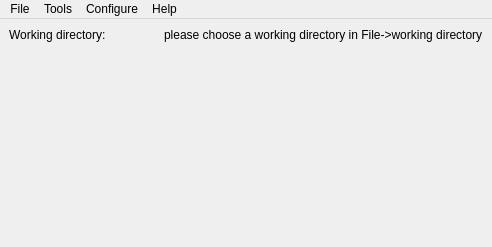
Qt form TildaHost/source/Interface/MainUi/Ui_Main.ui (lasersphere/Tilda) before a commit.
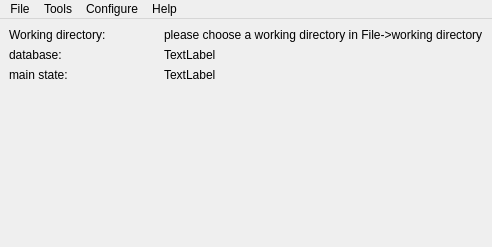
The same form after that commit. Icons and pictures are not drawn.

Commit message: dependencies on main() in GUis changed to Cfg._main_instance in order to have a global variable for that

```diff
--- a/TildaHost/source/Interface/MainUi/Ui_Main.ui
+++ b/TildaHost/source/Interface/MainUi/Ui_Main.ui
@@ -19,6 +19,13 @@
   </property>
   <widget class="QWidget" name="centralwidget">
    <layout class="QGridLayout" name="gridLayout">
+    <item row="2" column="0">
+     <widget class="QLabel" name="label">
+      <property name="text">
+       <string>main state:</string>
+      </property>
+     </widget>
+    </item>
     <item row="0" column="0">
      <widget class="QLabel" name="label_workdir">
       <property name="text">
@@ -26,7 +33,7 @@
       </property>
      </widget>
     </item>
-    <item row="1" column="0">
+    <item row="3" column="0">
      <spacer name="verticalSpacer">
       <property name="orientation">
        <enum>Qt::Vertical</enum>
@@ -46,6 +53,27 @@
       </property>
      </widget>
     </item>
+    <item row="2" column="1">
+     <widget class="QLabel" name="label_main_status">
+      <property name="text">
+       <string>TextLabel</string>
+      </property>
+     </widget>
+    </item>
+    <item row="1" column="0">
+     <widget class="QLabel" name="label_2">
+      <property name="text">
+       <string>database:</string>
+      </property>
+     </widget>
+    </item>
+    <item row="1" column="1">
+     <widget class="QLabel" name="label_database">
+      <property name="text">
+       <string>TextLabel</string>
+      </property>
+     </widget>
+    </item>
    </layout>
   </widget>
   <widget class="QMenuBar" name="menubar">
```
The commit also changes 7 other files.
